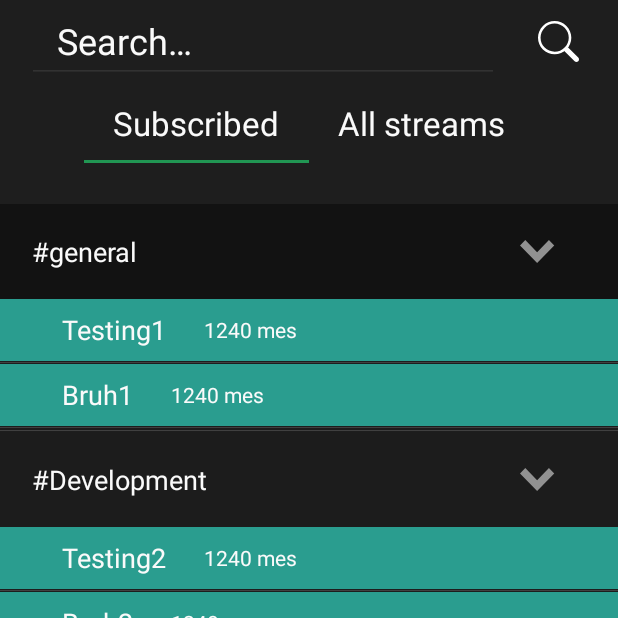
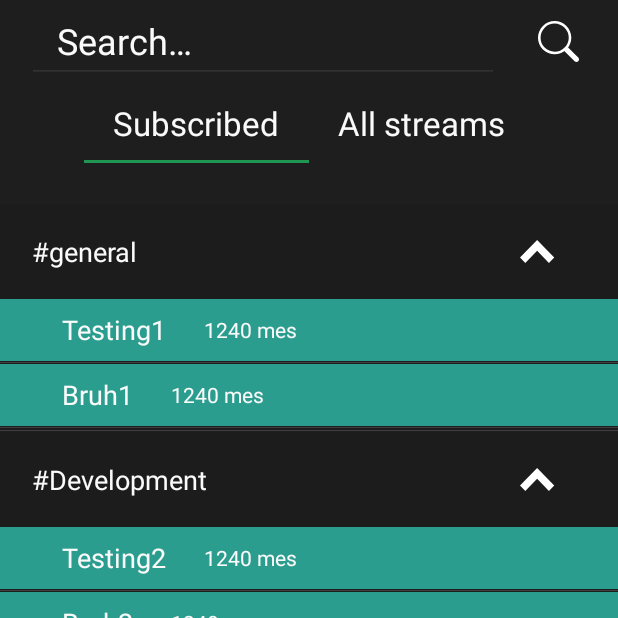
Before and after one commit to turik2304/TFS-Android-Spring-2021, an Android app: the screen it shows after launch (MainActivity), after a tap on "#Development", on a phone screen of 412 x 824 dp, the top half of it. Run offline under Robolectric (Android 15) with nearby library versions, the phone set to English and light mode, and no system bars; 3 other taps on this screen came first.

Commit message:
expanding stream reworked

```diff
--- a/CourseWork/app/src/main/java/com/turik2304/coursework/fragments/view_pager_fragments/SubscribedFragment.kt
+++ b/CourseWork/app/src/main/java/com/turik2304/coursework/fragments/view_pager_fragments/SubscribedFragment.kt
@@ -1,11 +1,12 @@
 package com.turik2304.coursework.fragments.view_pager_fragments
 
-import android.animation.ObjectAnimator
+import android.content.Context
 import android.content.Intent
 import android.os.Bundle
 import android.view.LayoutInflater
 import android.view.View
 import android.view.ViewGroup
+import android.view.animation.AnimationUtils
 import android.widget.*
 import androidx.fragment.app.Fragment
 import androidx.recyclerview.widget.RecyclerView
@@ -20,15 +21,14 @@ import com.turik2304.coursework.recycler_view_base.holder_factories.MainHolderFa
 import com.turik2304.coursework.recycler_view_base.items.StreamAndTopicSeparatorUI
 import com.turik2304.coursework.recycler_view_base.items.StreamUI
 import com.turik2304.coursework.recycler_view_base.items.TopicUI
-import java.lang.IndexOutOfBoundsException
 
 class SubscribedFragment : Fragment() {
 
-    private lateinit var innerViewTypedList: MutableList<ViewTyped>
+    private lateinit var innerViewTypedList: List<ViewTyped>
+    private lateinit var listOfStreams: List<ViewTyped>
     private lateinit var asyncAdapter: AsyncAdapter<ViewTyped>
 
     private val fakeServer: ServerApi = FakeServerApi()
-    private var rotationAngle = 0f
 
     override fun onCreateView(
         inflater: LayoutInflater,
@@ -43,69 +43,40 @@ class SubscribedFragment : Fragment() {
 
         val recyclerViewSubscribedStreams =
             view.findViewById<RecyclerView>(R.id.recycleViewSubscribedStreams)
-
+        val listOfExpandedStreams = mutableListOf<String>()
         val clickListener = clickListener@{ clickedView: View ->
             val positionOfClickedView =
                 recyclerViewSubscribedStreams.getChildAdapterPosition(clickedView)
             val clickedItem = innerViewTypedList[positionOfClickedView]
             if (clickedItem.viewType == R.layout.item_stream) {
+                val expandImageView = clickedView.findViewById<ImageView>(R.id.imExpandStream)
                 val uidOfStreamUI = clickedItem.uid
-                val expandImageView = clickedView.findViewById<ImageView>(R.id.imExpandStream)
+                if (uidOfStreamUI in listOfExpandedStreams) {
+                    listOfExpandedStreams.remove(uidOfStreamUI)
 
-                //load topics from fake server
-                val topicUIList = getTopicsUIListByStreamUid(uidOfStreamUI)
-                var indexOfTopicInsertion = -1
-                var deleteTopics = false
-                innerViewTypedList.forEachIndexed { index, viewTypedUI ->
-                    if (viewTypedUI.uid == uidOfStreamUI &&
-                        viewTypedUI is StreamUI &&
-                        !viewTypedUI.isExpanded
-                    ) {
-                        viewTypedUI.isExpanded = true
-                        indexOfTopicInsertion = index + 1
-                    } else if (viewTypedUI.uid == uidOfStreamUI &&
-                        viewTypedUI is StreamUI &&
-                        viewTypedUI.isExpanded
-                    ) {
-                        viewTypedUI.isExpanded = false
-                        indexOfTopicInsertion = index + 1
-                        deleteTopics = true
-                    }
-                }
-                try {
-                    if (deleteTopics) {
-                        while (innerViewTypedList[indexOfTopicInsertion] is TopicUI) {
-                            repeat(2) {
-                                innerViewTypedList.removeAt(indexOfTopicInsertion)
-                            }
-                            if (indexOfTopicInsertion == innerViewTypedList.size) break
-                        }
+                    animateExpandImageViewFrom180to0(context, expandImageView)
                     clickedView.setBackgroundColor(
                         resources.getColor(
                             R.color.gray_primary_background,
                             context?.theme
                         )
                     )
-                        animateExpandImageViewButton(expandImageView)
                 } else {
-                        innerViewTypedList.addAll(indexOfTopicInsertion, topicUIList)
+                    listOfExpandedStreams.add(uidOfStreamUI)
+                    animateExpandImageViewFrom0to180(context, expandImageView)
                     clickedView.setBackgroundColor(
                         resources.getColor(
                             R.color.gray_secondary_background,
                             context?.theme
                         )
                     )
-                        animateExpandImageViewButton(expandImageView)
-
                 }
-                } catch (e: IndexOutOfBoundsException) {
-                    Toast.makeText(
-                        this.context,
-                        resources.getString(R.string.errorExpandStream),
-                        Toast.LENGTH_SHORT
-                    ).show()
+                innerViewTypedList = listOfStreams.flatMap { stream ->
+                    listOf(stream) + if (stream.uid in listOfExpandedStreams) {
+                        getTopicsUIListByStreamUid(stream.uid, fakeServer)
+                    } else emptyList()
                 }
-                asyncAdapter.items.submitList(innerViewTypedList.map { it })
+                asyncAdapter.items.submitList(innerViewTypedList)
             } else {
                 val uidOfClickedTopicUI = clickedItem.uid
                 //some logic to start chat by topic ID
@@ -131,23 +102,40 @@ class SubscribedFragment : Fragment() {
         val diffCallBack = DiffCallback<ViewTyped>()
         asyncAdapter = AsyncAdapter(holderFactory, diffCallBack)
         recyclerViewSubscribedStreams.adapter = asyncAdapter
-        innerViewTypedList = getStreamUIListFromFakeServer().toMutableList()
-        asyncAdapter.items.submitList(getStreamUIListFromFakeServer())
+        innerViewTypedList = getStreamUIListFromFakeServer()
+        listOfStreams = innerViewTypedList
+        asyncAdapter.items.submitList(listOfStreams)
     }
 
     private fun getStreamUIListFromFakeServer(): List<ViewTyped> {
-        return fakeServer.subscribedStreamsWithUid.flatMap { (stream, uid) ->
+        return fakeServer.subscribedStreamsWithUid.flatMap { (streamName, uid) ->
             listOf(
                 StreamUI(
-                    stream,
+                    streamName,
                     uid
                 )
             ) + listOf(StreamAndTopicSeparatorUI(uid = "STREAM_SEPARATOR_$uid"))
         }
     }
 
-    private fun getTopicsUIListByStreamUid(streamUid: String): List<ViewTyped> {
-        val listOfTopics = fakeServer.topicsByStreamUid
+    companion object {
+        const val EXTRA_NAME_OF_STREAM = "EXTRA_NAME_OF_STREAM"
+        const val EXTRA_NAME_OF_TOPIC = "EXTRA_NAME_OF_TOPIC"
+
+        fun animateExpandImageViewFrom0to180(context: Context?, imageView: ImageView) {
+            val animation = AnimationUtils.loadAnimation(context, R.anim.rotate_0_180)
+            imageView.startAnimation(animation)
+            imageView.setImageResource(R.drawable.ic_arrow_up_24)
+        }
+
+        fun animateExpandImageViewFrom180to0(context: Context?, imageView: ImageView) {
+            val animation = AnimationUtils.loadAnimation(context, R.anim.rotate_180_0)
+            imageView.startAnimation(animation)
+            imageView.setImageResource(R.drawable.ic_arrow_down_24)
+        }
+
+        fun getTopicsUIListByStreamUid(streamUid: String, server: ServerApi): List<ViewTyped> {
+            val listOfTopics = server.topicsByStreamUid
                 .filter { (uid, _) ->
                     uid == streamUid
                 }.values.flatten()
@@ -160,17 +148,7 @@ class SubscribedFragment : Fragment() {
             }
         }
 
-    private fun animateExpandImageViewButton(imageView: ImageView) {
-        val anim = ObjectAnimator.ofFloat(imageView, "rotation", rotationAngle, rotationAngle + 180)
-        anim.duration = 150
-        anim.start()
-        rotationAngle += 180
-        rotationAngle %= 360
-    }
 
-    companion object {
-        const val EXTRA_NAME_OF_STREAM = "EXTRA_NAME_OF_STREAM"
-        const val EXTRA_NAME_OF_TOPIC = "EXTRA_NAME_OF_TOPIC"
     }
 
 
--- /dev/null
+++ b/CourseWork/app/src/main/res/anim/rotate_0_180.xml
@@ -0,0 +1,13 @@
+<?xml version="1.0" encoding="utf-8"?>
+<set xmlns:android="http://schemas.android.com/apk/res/android"
+    android:interpolator="@android:anim/linear_interpolator">
+
+    <rotate
+        android:duration="150"
+        android:fromDegrees="0"
+        android:pivotX="50%"
+        android:pivotY="50%"
+        android:startOffset="0"
+        android:toDegrees="180" />
+
+</set>
--- /dev/null
+++ b/CourseWork/app/src/main/res/anim/rotate_180_0.xml
@@ -0,0 +1,13 @@
+<?xml version="1.0" encoding="utf-8"?>
+<set xmlns:android="http://schemas.android.com/apk/res/android"
+    android:interpolator="@android:anim/linear_interpolator">
+
+    <rotate
+        android:duration="150"
+        android:fromDegrees="180"
+        android:pivotX="50%"
+        android:pivotY="50%"
+        android:startOffset="0"
+        android:toDegrees="0" />
+
+</set>
--- a/CourseWork/app/src/main/res/drawable-v24/ic_arrow_up_24.xml
+++ /dev/null
@@ -1,5 +0,0 @@
-<vector android:height="24dp" android:tint="#919191"
-    android:viewportHeight="24" android:viewportWidth="24"
-    android:width="24dp" xmlns:android="http://schemas.android.com/apk/res/android">
-    <path android:fillColor="@android:color/white" android:pathData="M7.41,15.41L12,10.83l4.59,4.58L18,14l-6,-6 -6,6z"/>
-</vector>
--- /dev/null
+++ b/CourseWork/app/src/main/res/drawable/ic_arrow_up_24.xml
@@ -0,0 +1,9 @@
+<vector xmlns:android="http://schemas.android.com/apk/res/android"
+    android:width="23dp"
+    android:height="15dp"
+    android:viewportWidth="23"
+    android:viewportHeight="15">
+  <path
+      android:pathData="M19.0196,15L22.5,11.475L11.25,0L0,11.475L3.4804,15L11.25,7.075L19.0196,15Z"
+      android:fillColor="#ffffff"/>
+</vector>
```
Lines whose indentation alone changed are shown as unchanged.
